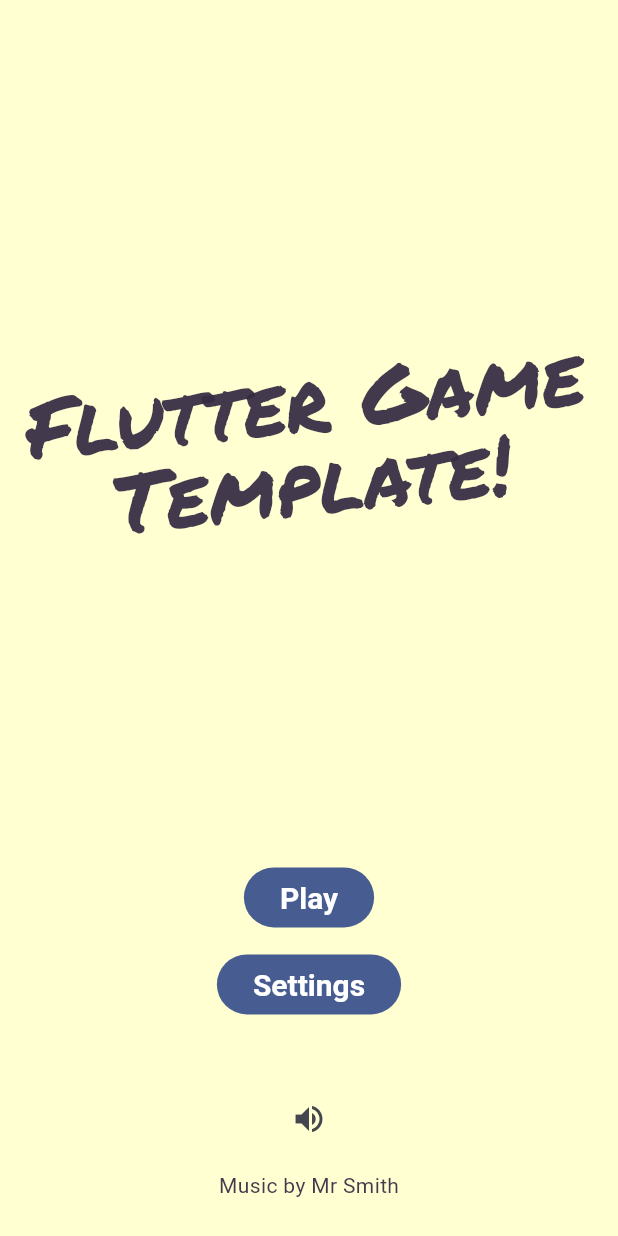
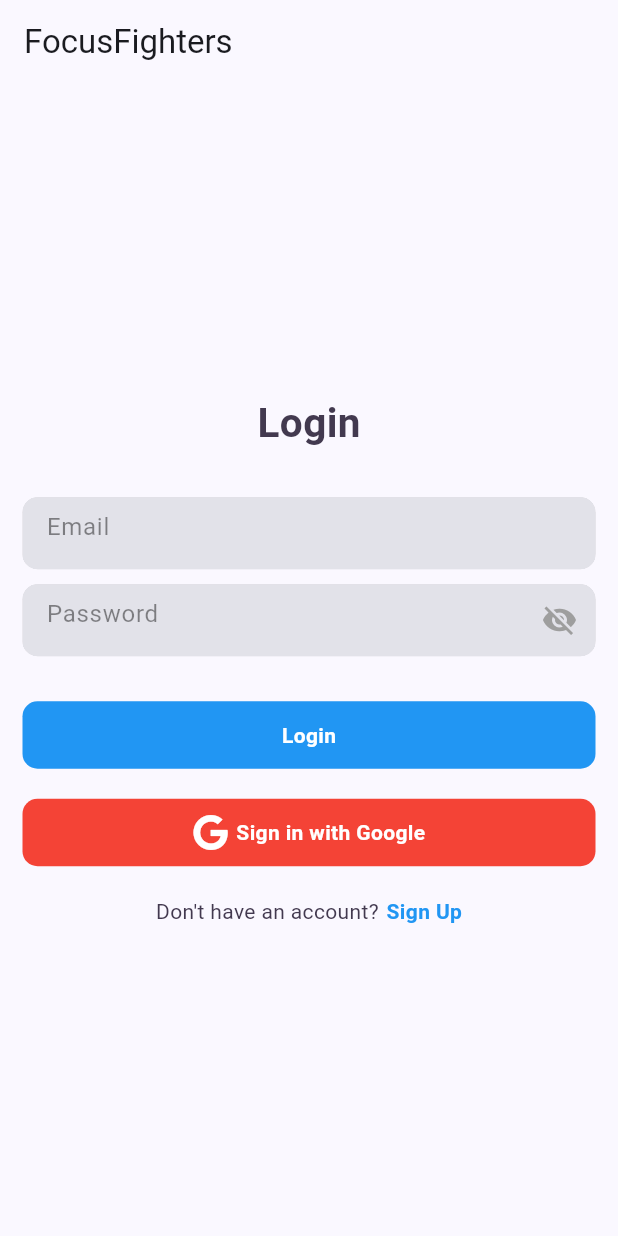
Before and after one commit to cosmochi/focus-fighters, a Flutter app: the screen it shows after launch, on a phone screen of 412 x 824 dp. Run offline on Flutter 3.47's test engine with Material 3 defaults, Android fonts, the phone set to English and light mode, and no system bars; our stand-ins replace audioplayers, firebase_auth, firebase_core, fluttertoast, font_awesome_flutter, go_router and 2 more; accounts and stored records are empty.

Commit message:
Email and Password Sign-Up

```diff
--- /dev/null
+++ b/main/lib/authentication/firebase_auth.dart
@@ -0,0 +1,39 @@
+import 'package:firebase_auth/firebase_auth.dart';
+import 'package:basic/toast.dart';
+
+class FirebaseAuthService {
+  FirebaseAuth _auth = FirebaseAuth.instance;
+
+  Future<User?> emailAndPassSignUp(String email, String password) async {
+
+    try {
+      UserCredential credential = await _auth.createUserWithEmailAndPassword(email : email, password: password);
+      return credential.user;
+    } on FirebaseAuthException catch (e) {
+
+      if (e.code == 'email-already-in-use') {
+        showToast(message: "The email is already in use.");
+      } else {
+        showToast(message: "An error occurred: ${e.code}");
+      }
+
+    }
+    return null;
+  }
+
+  Future<User?> emailAndPassSignIn(String email, String password) async {
+
+    try {
+      UserCredential credential = await _auth.signInWithEmailAndPassword(email : email, password: password);
+      return credential.user;
+    } on FirebaseAuthException catch (e) {
+         if (e.code == 'user-not-found' || e.code == 'wrong-password') {
+        showToast(message: 'Invalid email or password.');
+      } else {
+        showToast(message: 'An error occurred: ${e.code}');
+      }
+    }
+    return null;
+  }
+
+}
--- /dev/null
+++ b/main/lib/authentication_pages/form_container_widget.dart
@@ -0,0 +1,76 @@
+import 'package:flutter/material.dart';
+
+
+class FormContainerWidget extends StatefulWidget {
+
+  final TextEditingController? controller;
+  final Key? fieldKey;
+  final bool? isPasswordField;
+  final String? hintText;
+  final String? labelText;
+  final String? helperText;
+  final FormFieldSetter<String>? onSaved;
+  final FormFieldValidator<String>? validator;
+  final ValueChanged<String>? onFieldSubmitted;
+  final TextInputType? inputType;
+
+  const FormContainerWidget({
+    this.controller,
+    this.isPasswordField,
+    this.fieldKey,
+    this.hintText,
+    this.labelText,
+    this.helperText,
+    this.onSaved,
+    this.validator,
+    this.onFieldSubmitted,
+    this.inputType
+  });
+
+
+  @override
+  _FormContainerWidgetState createState() => new _FormContainerWidgetState();
+}
+
+class _FormContainerWidgetState extends State<FormContainerWidget> {
+
+  bool _obscureText = true;
+
+
+  @override
+  Widget build(BuildContext context) {
+    return Container(
+      width: double.infinity,
+      clipBehavior: Clip.hardEdge,
+      decoration: BoxDecoration(
+        color: Colors.grey.withOpacity(.35),
+        borderRadius: BorderRadius.circular(10),
+      ),
+      child: new TextFormField(
+        style: TextStyle(color: Colors.black),
+        controller: widget.controller,
+        keyboardType: widget.inputType,
+        key: widget.fieldKey,
+        obscureText: widget.isPasswordField == true? _obscureText : false,
+        onSaved: widget.onSaved,
+        validator: widget.validator,
+        onFieldSubmitted: widget.onFieldSubmitted,
+        decoration: new InputDecoration(
+          border: InputBorder.none,
+          filled: true,
+          hintText: widget.hintText,
+          hintStyle: TextStyle(color: Colors.black45),
+          suffixIcon: new GestureDetector(
+            onTap: () {
+              setState(() {
+                _obscureText = !_obscureText;
+              });
+            },
+            child:
+            widget.isPasswordField==true? Icon(_obscureText ? Icons.visibility_off : Icons.visibility, color: _obscureText == false ? Colors.blue : Colors.grey,) : Text(""),
+          ),
+        ),
+      ),
+    );
+  }
+}
--- /dev/null
+++ b/main/lib/authentication_pages/login.dart
@@ -0,0 +1,197 @@
+import 'package:basic/authentication/firebase_auth.dart';
+import 'package:basic/authentication_pages/form_container_widget.dart';
+import 'package:basic/authentication_pages/signup.dart';
+import 'package:basic/main_menu/main_menu_screen.dart';
+import 'package:basic/router.dart';
+import 'package:basic/toast.dart';
+import 'package:firebase_auth/firebase_auth.dart';
+import 'package:flutter/material.dart';
+import 'package:font_awesome_flutter/font_awesome_flutter.dart';
+import 'package:google_sign_in/google_sign_in.dart';
+
+
+class LoginPage extends StatefulWidget {
+
+  const LoginPage({super.key});
+
+  @override
+  State<LoginPage> createState() => _LoginPageState();
+}
+
+class _LoginPageState extends State<LoginPage> {
+
+  bool currentlySigningIn = false;
+  final FirebaseAuthService _auth = FirebaseAuthService();
+  final FirebaseAuth _firebaseAuth = FirebaseAuth.instance;
+  TextEditingController _emailController = TextEditingController();
+  TextEditingController _passwordController = TextEditingController();
+
+
+  @override
+  void dispose() {
+    _emailController.dispose();
+    _passwordController.dispose();
+    super.dispose();
+  }
+
+
+  @override
+  Widget build(BuildContext context) {
+    return Scaffold(
+      appBar: AppBar(
+        automaticallyImplyLeading: false,
+        title: Text("FocusFighters"),
+      ),
+      body: Center(
+        child: Padding(
+          padding: const EdgeInsets.symmetric(horizontal: 15),
+          child: Column(
+            mainAxisAlignment: MainAxisAlignment.center,
+        children: [
+          Text(
+            "Login", style: TextStyle(fontSize: 27,fontWeight: FontWeight.bold),
+          ),
+          SizedBox(
+            height: 30,
+            ),
+            FormContainerWidget(
+              controller: _emailController,
+              hintText: "Email",
+              isPasswordField: false,
+            ),
+            SizedBox(
+              height: 10,
+              ),
+            FormContainerWidget(
+              controller: _passwordController,
+              hintText: "Password",
+              isPasswordField: true,
+            ),
+            SizedBox(
+              height: 30,
+            ),
+            GestureDetector(
+              onTap: () {
+                _signIn();
+              },
+              child: Container(
+                width: double.infinity,
+                height: 45,
+                decoration: BoxDecoration(
+                  color: Colors.blue,
+                  borderRadius: BorderRadius.circular(10),
+                ),
+                child: Center(
+                  child: currentlySigningIn ? CircularProgressIndicator(color: Colors.white,) : Text("Login", style: TextStyle(
+                      color: Colors.white,
+                      fontWeight: FontWeight.bold),),),
+                      ),
+                    ),
+                    SizedBox(height: 20,),
+
+                         GestureDetector(
+                onTap: () {
+                  _signInWithGoogle();
+                },
+                child: Container(
+                  width: double.infinity,
+                  height: 45,
+                  decoration: BoxDecoration(
+                    color: Colors.red,
+                    borderRadius: BorderRadius.circular(10),
+                  ),
+                  child: Center(
+                    child: Row(
+                      mainAxisAlignment: MainAxisAlignment.center,
+                      children: [
+                        Icon(FontAwesomeIcons.google, color: Colors.white,),
+                        SizedBox(width: 5,),
+                        Text(
+                          "Sign in with Google",
+                          style: TextStyle(
+                            color: Colors.white,
+                            fontWeight: FontWeight.bold,
+                          ),
+                        ),
+                      ],
+                    ),
+                  ),
+                ),
+              ),
+
+
+              SizedBox(
+                height: 20,
+              ),
+
+                    Row(mainAxisAlignment: MainAxisAlignment.center,
+                    children: [
+                      Text("Don't have an account?"),
+                      SizedBox(width: 5,),
+                      GestureDetector(
+                        onTap: (){
+                          Navigator.push(context, MaterialPageRoute(builder: (context) => SignUpPage()));
+                        },
+                        child: Text("Sign Up", style: TextStyle(color: Colors.blue, fontWeight: FontWeight.bold)),
+                      )
+                    ],
+                    )
+        ],
+      ),
+      ),
+      ),
+    );
+  }
+
+
+    void _signIn() async {
+    setState(() {
+      currentlySigningIn = true;
+    });
+
+    String email = _emailController.text;
+    String password = _passwordController.text;
+
+    User? user = await _auth.emailAndPassSignIn(email, password);
+
+    setState(() {
+      currentlySigningIn = false;
+    });
+
+    if (user != null) {
+      showToast(message: "User has successfully signed in");
+      Navigator.push(context, MaterialPageRoute(builder: (context) => MainMenuScreen()));
+    }
+  }
+
+  _signInWithGoogle()async{
+
+    final GoogleSignIn _googleSignIn = GoogleSignIn();
+
+    try {
+
+      final GoogleSignInAccount? googleSignInAccount = await _googleSignIn.signIn();
+
+      if(googleSignInAccount != null ){
+        final GoogleSignInAuthentication googleSignInAuthentication = await
+        googleSignInAccount.authentication;
+
+        final AuthCredential credential = GoogleAuthProvider.credential(
+          idToken: googleSignInAuthentication.idToken,
+          accessToken: googleSignInAuthentication.accessToken,
+        );
+
+        await _firebaseAuth.signInWithCredential(credential);
+        Navigator.push(context, MaterialPageRoute(builder: (context) => MainMenuScreen()));
+      }
+
+    }catch(e) {
+      showToast(message: "Some error occured $e");
+    }
+
+
+  }
+
+
+
+}
--- a/main/lib/main.dart
+++ b/main/lib/main.dart
@@ -4,6 +4,8 @@
 
 import 'dart:developer' as dev;
 
+import 'package:basic/firebase_options.dart';
+import 'package:firebase_core/firebase_core.dart';
 import 'package:flutter/foundation.dart';
 import 'package:flutter/material.dart';
 import 'package:flutter/services.dart';
@@ -31,6 +33,9 @@ void main() async {
 
   WidgetsFlutterBinding.ensureInitialized();
   // Put game into full screen mode on mobile devices.
+    await Firebase.initializeApp(
+    options: DefaultFirebaseOptions.currentPlatform,
+  );
   await SystemChrome.setEnabledSystemUIMode(SystemUiMode.immersiveSticky);
   // Lock the game to portrait mode on mobile devices.
   await SystemChrome.setPreferredOrientations([
@@ -75,7 +80,8 @@ class MyApp extends StatelessWidget {
           final palette = context.watch<Palette>();
 
           return MaterialApp.router(
-            title: 'My Flutter Game',
+            debugShowCheckedModeBanner: false,
+            title: 'Focus Fighters',
             theme: ThemeData.from(
               colorScheme: ColorScheme.fromSeed(
                 seedColor: palette.darkPen,
--- a/main/lib/router.dart
+++ b/main/lib/router.dart
@@ -2,6 +2,8 @@
 // for details. All rights reserved. Use of this source code is governed by a
 // BSD-style license that can be found in the LICENSE file.
 
+import 'package:basic/authentication_pages/login.dart';
+import 'package:basic/authentication_pages/signup.dart';
 import 'package:flutter/foundation.dart';
 import 'package:go_router/go_router.dart';
 import 'package:provider/provider.dart';
@@ -22,6 +24,13 @@ final router = GoRouter(
   routes: [
     GoRoute(
       path: '/',
+      builder: (context, state) => const LoginPage(key: Key('login')),
+    ),
+    GoRoute(path: '/signup',
+    builder: (context, state) => const SignUpPage(key: Key('signup'),),
+    ),
+    GoRoute(
+      path: '/mainMenu',
       builder: (context, state) => const MainMenuScreen(key: Key('main menu')),
       routes: [
         GoRoute(
```
Also changed, not shown: main/lib/authentication_pages/signup.dart (added, +139 -0 lines), main/lib/toast.dart (added, +14 -0 lines), main/pubspec.yaml (+7 -1 lines), main/pubspec.lock, 6 other files.
